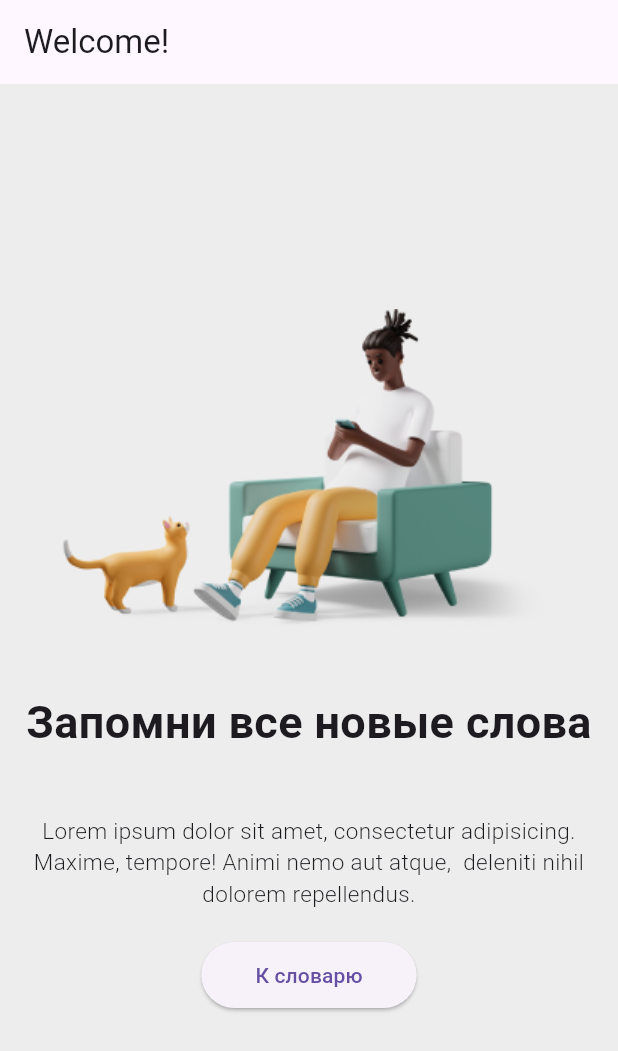
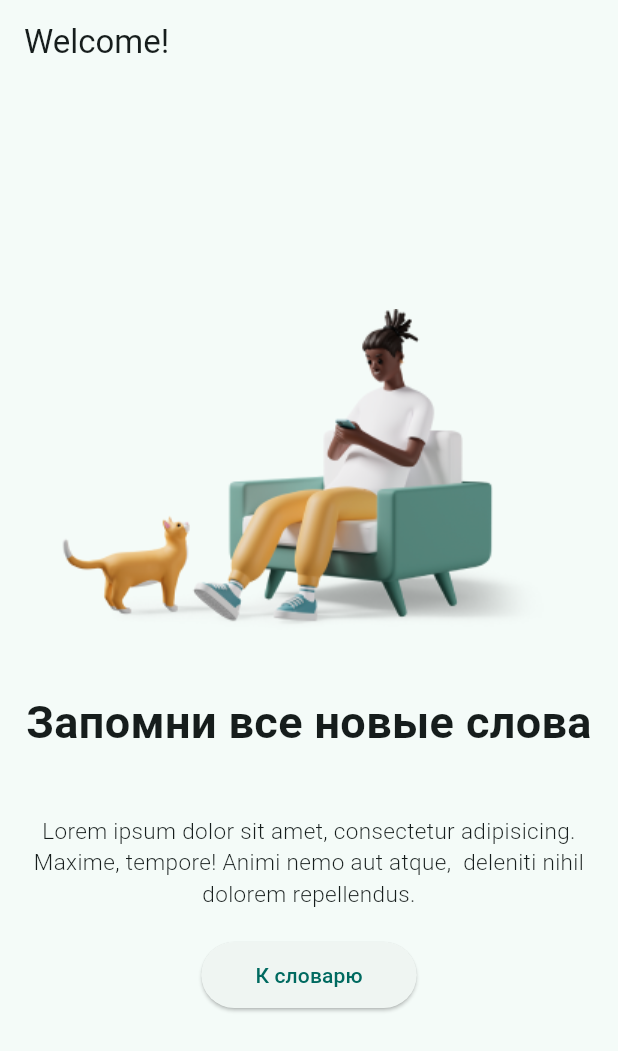
Before and after one commit to al-march/flutter_dictionary, a Flutter app: the screen it shows after launch, on a phone screen of 412 x 824 dp. Shown: the top 1051 px of the screen. Run offline on Flutter 3.47's test engine with Material 2 defaults, Android fonts, the phone set to English and light mode, and no system bars.

Commit message:
update main

```diff
--- a/lib/main.dart
+++ b/lib/main.dart
@@ -18,8 +18,10 @@ class MyApp extends StatelessWidget {
         title: 'Flutter Todo',
         theme: ThemeData(
           useMaterial3: true,
-          primaryColor: Colors.teal,
-          scaffoldBackgroundColor: const Color(0xFFEDEDED),
+          colorScheme: ColorScheme.fromSeed(
+            seedColor: Colors.teal,
+            background: const Color(0xFFEDEDED),
+          ),
         ),
         home: const StartScreen(),
       ),
@@ -27,6 +29,4 @@ class MyApp extends StatelessWidget {
   }
 }
 
-class AppState extends ChangeNotifier {
-
-}
+class AppState extends ChangeNotifier {}
```
